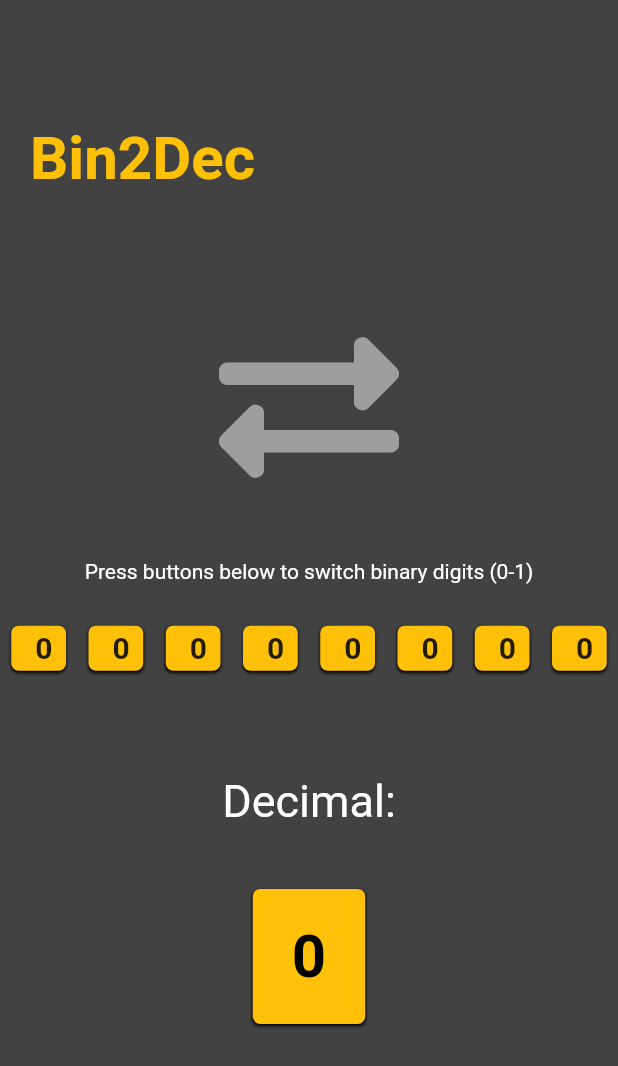
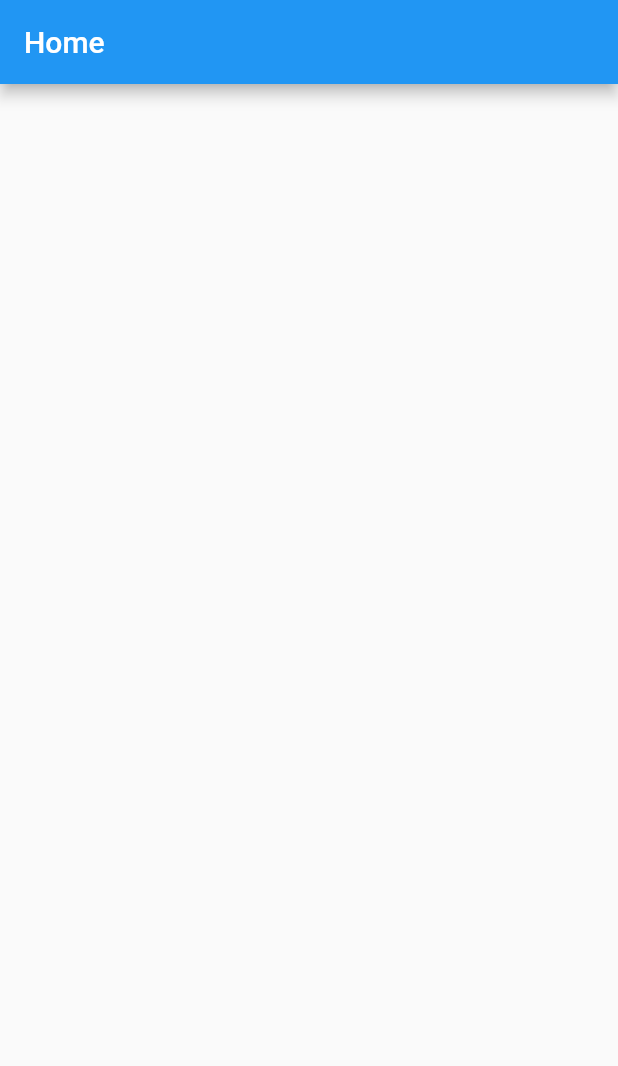
Before and after one commit to gabriel371/Bin2Dec, a Flutter app: the screen it shows after launch, on a phone screen of 412 x 824 dp. Shown: the top 1066 px of the screen. Run offline on Flutter 3.47's test engine with Material 2 defaults, Android fonts, the phone set to English and light mode, and no system bars; our stand-ins replace flutter_modular, mobx; generated files the repository leaves out were written again.

Commit message:
mobx applied

```diff
--- /dev/null
+++ b/lib/app/app_widget.dart
@@ -0,0 +1,17 @@
+import 'package:flutter/material.dart';
+import 'package:flutter_modular/flutter_modular.dart';
+
+class AppWidget extends StatelessWidget {
+  @override
+  Widget build(BuildContext context) {
+    return MaterialApp(
+      navigatorKey: Modular.navigatorKey,
+      title: 'Flutter Slidy',
+      theme: ThemeData(
+        primarySwatch: Colors.blue,
+      ),
+      initialRoute: '/',
+      onGenerateRoute: Modular.generateRoute,
+    );
+  }
+}
--- /dev/null
+++ b/lib/app/modules/home/home_page.dart
@@ -0,0 +1,27 @@
+import 'package:flutter/material.dart';
+import 'package:flutter_modular/flutter_modular.dart';
+import 'home_controller.dart';
+
+class HomePage extends StatefulWidget {
+  final String title;
+  const HomePage({Key key, this.title = "Home"}) : super(key: key);
+
+  @override
+  _HomePageState createState() => _HomePageState();
+}
+
+class _HomePageState extends ModularState<HomePage, HomeController> {
+  //use 'controller' variable to access controller
+
+  @override
+  Widget build(BuildContext context) {
+    return Scaffold(
+      appBar: AppBar(
+        title: Text(widget.title),
+      ),
+      body: Column(
+        children: <Widget>[],
+      ),
+    );
+  }
+}
--- a/lib/home_page.dart
+++ /dev/null
@@ -1,124 +0,0 @@
-import 'package:flutter/material.dart';
-import 'package:flutter/services.dart';
-import 'package:fluttericon/font_awesome5_icons.dart';
-
-import 'switch_button.dart';
-
-class HomePage extends StatefulWidget {
-  @override
-  _HomePageState createState() => _HomePageState();
-}
-
-class _HomePageState extends State<HomePage> {
-  // Variables for each button
-  var _v1 = 0;
-  var _v2 = 0;
-  var _v3 = 0;
-  var _v4 = 0;
-  var _v5 = 0;
-  var _v6 = 0;
-  var _v7 = 0;
-  var _v8 = 0;
-
-  @override
-  Widget build(BuildContext context) {
-    var _dec = int.parse('$_v1$_v2$_v3$_v4$_v5$_v6$_v7$_v8', radix: 2);
-
-    return Scaffold(
-      resizeToAvoidBottomPadding: false,
-      body: Column(
-        mainAxisAlignment: MainAxisAlignment.start,
-        children: [
-          SizedBox(height: MediaQuery.of(context).size.height * 0.1),
-          Padding(
-            padding: const EdgeInsets.symmetric(horizontal: 20),
-            child: Row(
-              mainAxisAlignment: MainAxisAlignment.spaceBetween,
-              children: [
-                Text(
-                  'Bin2Dec',
-                  style: TextStyle(
-                    color: Theme.of(context).accentColor,
-                    fontSize: 40,
-                    fontWeight: FontWeight.bold,
-                  ),
-                ),
-              ],
-            ),
-          ),
-          SizedBox(height: MediaQuery.of(context).size.height * 0.1),
-          Center(
-            child: Icon(
-              FontAwesome5.exchange_alt,
-              color: Colors.grey,
-              size: 120,
-            ),
-          ),
-          SizedBox(height: MediaQuery.of(context).size.height * 0.05),
-          Text('Press buttons below to switch binary digits (0-1)'),
-          SizedBox(height: MediaQuery.of(context).size.height * 0.025),
-          Flex(
-            direction: Axis.horizontal,
-            children: [
-              SwitchButton(onValueSwitch: (v1) => setState(() => _v1 = v1)),
-              SwitchButton(onValueSwitch: (v2) => setState(() => _v2 = v2)),
-              SwitchButton(onValueSwitch: (v3) => setState(() => _v3 = v3)),
-              SwitchButton(onValueSwitch: (v4) => setState(() => _v4 = v4)),
-              SwitchButton(onValueSwitch: (v5) => setState(() => _v5 = v5)),
-              SwitchButton(onValueSwitch: (v6) => setState(() => _v6 = v6)),
-              SwitchButton(onValueSwitch: (v7) => setState(() => _v7 = v7)),
-              SwitchButton(onValueSwitch: (v8) => setState(() => _v8 = v8)),
-            ],
-          ),
-          SizedBox(height: MediaQuery.of(context).size.height * 0.075),
-          Text(
-            'Decimal:',
-            style: TextStyle(
-              fontSize: 30,
-            ),
-          ),
-          SizedBox(height: MediaQuery.of(context).size.height * 0.05),
-          Builder(
-            builder: (ctx) => Center(
-              child: GestureDetector(
-                child: Container(
-                  height: 90,
-                  width: 75,
-                  decoration: BoxDecoration(
-                    borderRadius: BorderRadius.circular(5),
-                    color: Theme.of(context).accentColor,
-                    boxShadow: [
-                      BoxShadow(
-                        blurRadius: 1,
-                        offset: Offset(0, 1),
-                      ),
-                    ],
-                  ),
-                  child: Center(
-                    child: Text(
-                      (_dec != null) ? _dec.toString() : 'Nothing',
-                      style: TextStyle(
-                        color: Colors.black,
-                        fontSize: 40,
-                        fontWeight: FontWeight.bold,
-                      ),
-                    ),
-                  ),
-                ),
-                onLongPress: () {
-                  Clipboard.setData(ClipboardData(text: _dec.toString()));
-                  Scaffold.of(ctx).showSnackBar(
-                    SnackBar(
-                      content: Text('Decimal ${_dec.toString()} copied to Clipboard'),
-                      duration: Duration(milliseconds: 2500),
-                    ),
-                  );
-                },
-              ),
-            ),
-          ),
-        ],
-      ),
-    );
-  }
-}
--- a/lib/main.dart
+++ b/lib/main.dart
@@ -1,27 +1,5 @@
 import 'package:flutter/material.dart';
-import 'package:flutter/services.dart';
+import 'package:Bin2Dec/app/app_module.dart';
+import 'package:flutter_modular/flutter_modular.dart';
 
-import 'home_page.dart';
-
-void main() {
-  WidgetsFlutterBinding.ensureInitialized();
-  SystemChrome.setPreferredOrientations([DeviceOrientation.portraitUp])
-      .then((_) => runApp(MyApp()));
-}
-
-class MyApp extends StatelessWidget {
-  @override
-  Widget build(BuildContext context) {
-    return MaterialApp(
-      debugShowCheckedModeBanner: false,
-      title: 'Bin2Dec',
-      theme: ThemeData(
-        primarySwatch: Colors.amber,
-        scaffoldBackgroundColor: Colors.grey[800],
-        visualDensity: VisualDensity.adaptivePlatformDensity,
-        textTheme: TextTheme(bodyText2: TextStyle(color: Colors.white)),
-      ),
-      home: HomePage(),
-    );
-  }
-}
+void main() => runApp(ModularApp(module: AppModule()));
--- a/lib/switch_button.dart
+++ /dev/null
@@ -1,60 +0,0 @@
-import 'package:flutter/material.dart';
-
-class SwitchButton extends StatefulWidget {
-  final Function(int) onValueSwitch;
-
-  SwitchButton({this.onValueSwitch});
-
-  @override
-  _SwitchButtonState createState() => _SwitchButtonState();
-}
-
-class _SwitchButtonState extends State<SwitchButton> {
-  int value = 0;
-
-  void switchValue() {
-    if (value == 0) {
-      setState(() {
-        value = 1;
-      });
-    } else {
-      setState(() {
-        value = 0;
-      });
-    }
-    widget.onValueSwitch(value);
-  }
-
-  @override
-  Widget build(BuildContext context) {
-    return Expanded(
-      flex: 1,
-      child: Container(
-        margin: EdgeInsets.all(7.5),
-        height: 30,
-        width: 25,
-        decoration: BoxDecoration(
-          borderRadius: BorderRadius.circular(5),
-          color: Theme.of(context).accentColor,
-          boxShadow: [
-            BoxShadow(
-              blurRadius: 1,
-              offset: Offset(0, 1),
-            ),
-          ],
-        ),
-        child: FlatButton(
-          child: Text(
-            value.toString(),
-            textAlign: TextAlign.center,
-            style: TextStyle(
-              fontSize: 20,
-              fontWeight: FontWeight.bold,
-            ),
-          ),
-          onPressed: () => switchValue(),
-        ),
-      ),
-    );
-  }
-}
```
Also changed, not shown: lib/app/app_controller.dart (added, +17 -0 lines), lib/app/app_module.dart (added, +22 -0 lines), lib/app/modules/home/home_controller.dart (added, +17 -0 lines), lib/app/modules/home/home_module.dart (added, +18 -0 lines), pubspec.yaml (+20 -2 lines), pubspec.lock, 5 other files.
